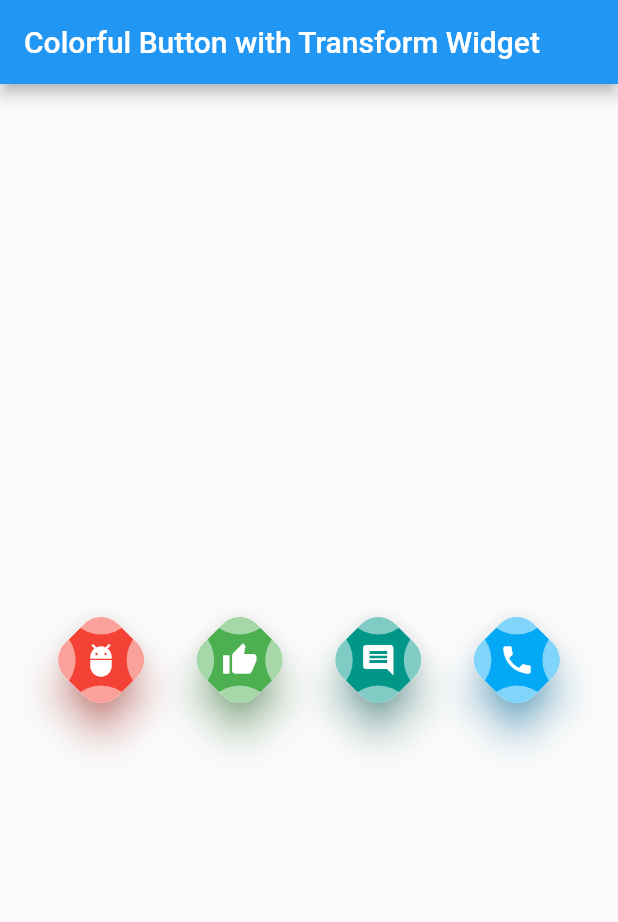
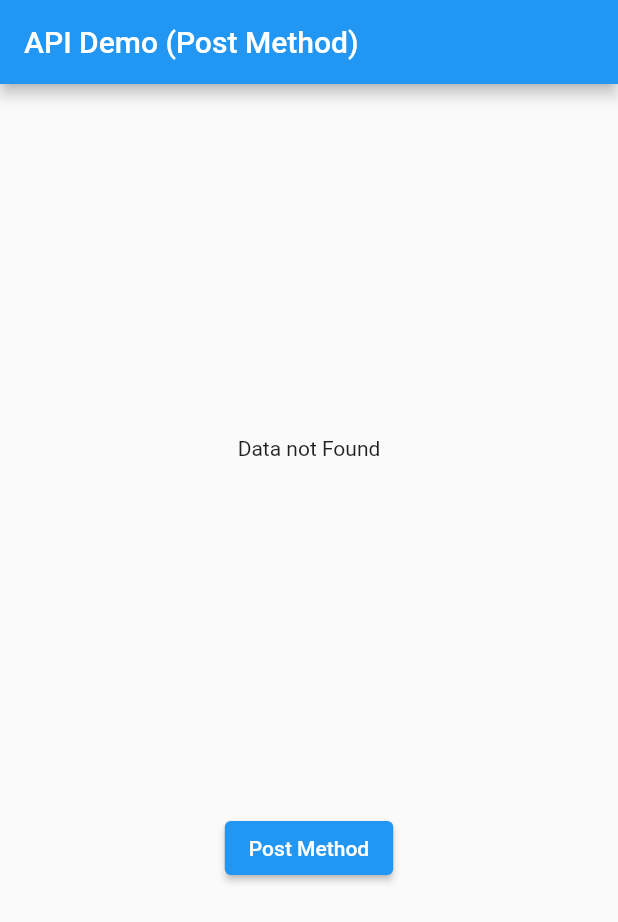
Before and after one commit to dikki-ap/flutter_basic, a Flutter app: the screen it shows after launch, on a phone screen of 412 x 824 dp. Shown: the top 922 px of the screen. Run offline on Flutter 3.47's test engine with Material 2 defaults, Android fonts, the phone set to English and light mode, and no system bars.

Commit message:
31 - HTTP POST Method

```diff
--- a/lib/home.dart
+++ b/lib/home.dart
@@ -1,27 +1,45 @@
 // ignore_for_file: prefer_const_constructors
 
 import 'package:flutter/material.dart';
-import 'package:flutter_basic/colorful_button.dart';
+import 'package:flutter_basic/models/People.dart';
 
-class HomePage extends StatelessWidget {
+class HomePage extends StatefulWidget {
   const HomePage({super.key});
+
+  @override
+  State<HomePage> createState() => _HomePageState();
+}
+
+class _HomePageState extends State<HomePage> {
+  People? people;
 
   @override
   Widget build(BuildContext context) {
     return Scaffold(
         appBar: AppBar(
-        title: Text('Colorful Button with Transform Widget'),
+          title: Text('API Demo (Post Method)'),
         ),
         body: Center(
-          child: Row(
+          child: Column(
             mainAxisAlignment: MainAxisAlignment.spaceEvenly,
             children: [
-          ColorfulButton(Colors.red, Colors.blue, Icons.adb),
-          ColorfulButton(Colors.green, Colors.purple, Icons.thumb_up),
-          ColorfulButton(Colors.teal, Colors.orange, Icons.comment),
-          ColorfulButton(Colors.lightBlue, Colors.red, Icons.phone),
+              Text(
+                (people != null)
+                    ? 'id: ${people?.id} | name: ${people?.name} | age: ${people?.age.toString()} | job: ${people?.job} | createdAt: ${people?.createdAt}'
+                    : 'Data not Found',
+                textAlign: TextAlign.center,
+              ),
+              ElevatedButton(
+                  onPressed: () {
+                    People.connectToAPI("Dikki AP", "22", "Flutter Developer")
+                        .then((value) {
+                      people = value;
+                      setState(() {});
+                    });
+                  },
+                  child: Text('Post Method'))
             ],
-      )),
-    );
+          ),
+        ));
   }
 }
--- a/lib/main.dart
+++ b/lib/main.dart
@@ -9,9 +9,14 @@ void main() {
   //     .then((_) => {runApp(const MyApp())});
 }
 
-class MyApp extends StatelessWidget {
+class MyApp extends StatefulWidget {
   const MyApp({super.key});
 
+  @override
+  State<MyApp> createState() => _MyAppState();
+}
+
+class _MyAppState extends State<MyApp> {
   @override
   Widget build(BuildContext context) {
     return MaterialApp(debugShowCheckedModeBanner: false, home: HomePage());
--- /dev/null
+++ b/lib/models/People.dart
@@ -0,0 +1,42 @@
+// ignore_for_file: file_names
+import 'dart:convert';
+
+import 'package:http/http.dart' as http;
+
+class People {
+  String? id;
+  String? name;
+  String? age;
+  String? job;
+  String? createdAt;
+
+  // Creating a Constructor
+  People({this.id, this.name, this.age, this.job, this.createdAt});
+
+  // Making a factory to create an Object from this Class
+  factory People.createPeople(Map<String, dynamic> object) {
+    return People(
+      id: object['id'],
+      name: object['name'],
+      age: object['age'],
+      job: object['job'],
+      createdAt: object['createdAt'],
+    );
+  }
+
+  // Create a function that connect to API and send data
+  // U need async because it return Future value
+  static Future<People> connectToAPI(String name, String age, String job) async {
+    var url = Uri.https('reqres.in', 'api/users');
+
+    // Using "await" because "post()" method return Future value
+    var result =
+        await http.post(url, body: {"name": name, "age": age, "job": job});
+
+    // Change the result into a JSON Object
+    var jsonObject = json.decode(result.body);
+
+    // And return the JSON Object into createPeople method, so it will be parsing into Map
+    return People.createPeople(jsonObject);
+  }
+}
--- a/pubspec.yaml
+++ b/pubspec.yaml
@@ -35,6 +35,7 @@ dependencies:
   # Use with the CupertinoIcons class for iOS style icons.
   cupertino_icons: ^1.0.2
   qr_flutter: ^4.0.0
+  http: ^0.13.5
 
 dev_dependencies:
   flutter_test:
```
Also changed, not shown: pubspec.lock. Lines whose indentation alone changed are shown as unchanged.
